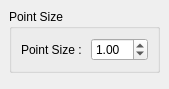
CCSEPBVR/CS-IS-PBVR, file Client/Widgets/PointSizeControl.ui: the form before one commit.
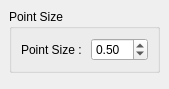
The form after the commit.

```diff
--- a/Client/Widgets/PointSizeControl.ui
+++ b/Client/Widgets/PointSizeControl.ui
@@ -45,7 +45,7 @@
             <double>0.010000000000000</double>
            </property>
            <property name="value">
-            <double>1.000000000000000</double>
+            <double>0.500000000000000</double>
            </property>
           </widget>
          </item>
```
